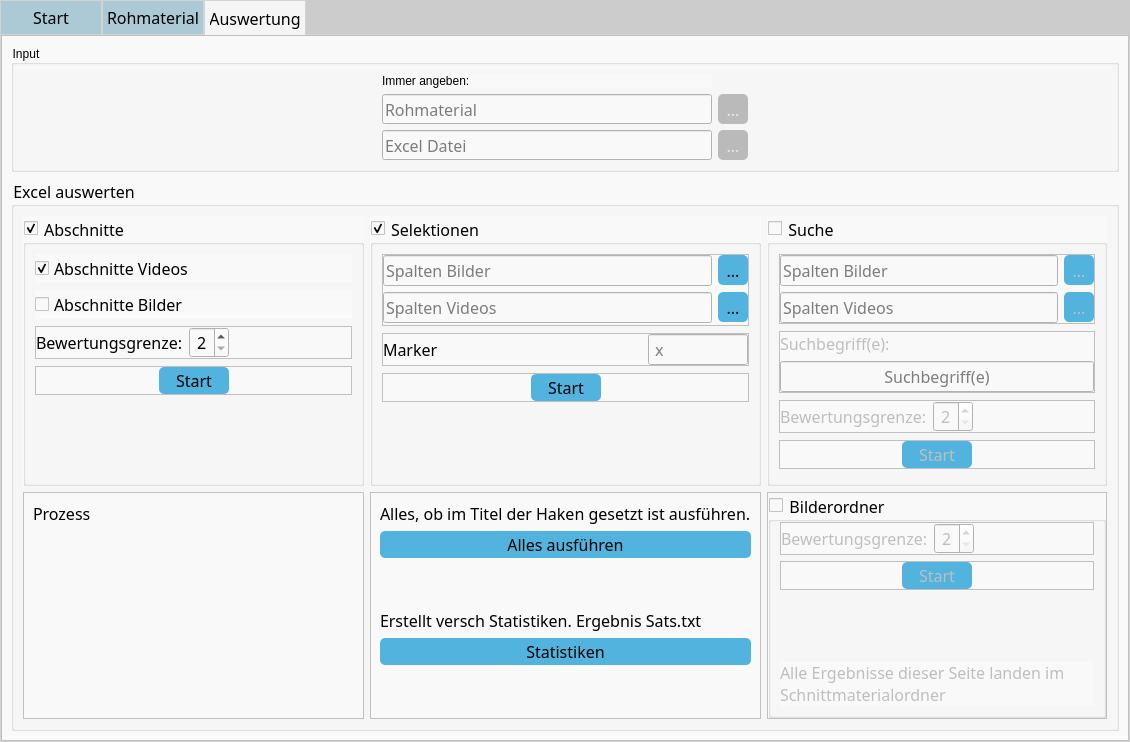
xtrilogis/ZLF_Sort_v2.0, file dev/gui/first_draft.ui: the form before one commit.
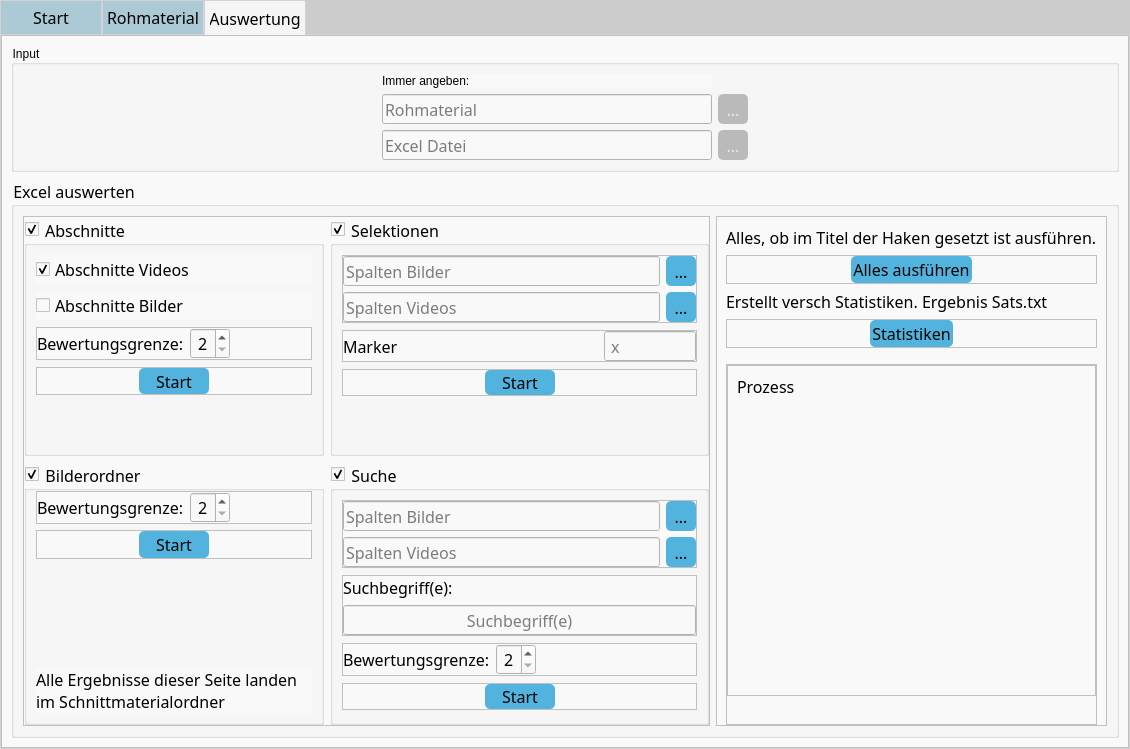
The form after the commit. The open tabs and pages were chosen to show the change. Icons and pictures are not drawn.

The edit to the form file:
```diff
--- a/dev/gui/first_draft.ui
+++ b/dev/gui/first_draft.ui
@@ -7,7 +7,7 @@
     <x>0</x>
     <y>0</y>
     <width>1130</width>
-    <height>736</height>
+    <height>749</height>
    </rect>
   </property>
   <property name="font">
@@ -160,6 +160,28 @@
     {
         background: none;
     }
+
+    QScrollBar::sub-line:horizontal
+    {
+		 background: none;
+
+    }
+
+    QScrollBar::add-line:horizontal
+    {
+		 background: none;
+
+    }
+
+    QScrollBar::up-arrow:horizontal, QScrollBar::down-arrow:horizontal
+    {
+        background: none;
+    }
+
+    QScrollBar::add-page:vertical, QScrollBar::sub-page:vertical
+    {
+        background: none;
+    }
 </string>
       </property>
       <property name="currentIndex">
@@ -2864,9 +2886,36 @@
              <property name="title">
               <string>Excel auswerten</string>
              </property>
+             <layout class="QHBoxLayout" name="horizontalLayout_25">
+              <item>
+               <widget class="QFrame" name="frame_26">
+                <property name="frameShape">
+                 <enum>QFrame::StyledPanel</enum>
+                </property>
+                <property name="frameShadow">
+                 <enum>QFrame::Raised</enum>
+                </property>
              <layout class="QGridLayout" name="gridLayout_3">
+                 <property name="leftMargin">
+                  <number>0</number>
+                 </property>
+                 <property name="topMargin">
+                  <number>0</number>
+                 </property>
+                 <property name="rightMargin">
+                  <number>0</number>
+                 </property>
+                 <property name="bottomMargin">
+                  <number>0</number>
+                 </property>
               <item row="0" column="0">
                <widget class="QGroupBox" name="section">
+                   <property name="sizePolicy">
+                    <sizepolicy hsizetype="Expanding" vsizetype="Preferred">
+                     <horstretch>0</horstretch>
+                     <verstretch>0</verstretch>
+                    </sizepolicy>
+                   </property>
                 <property name="font">
                  <font>
                   <family>Gill Sans Nova</family>
@@ -3539,7 +3588,262 @@
                 </layout>
                </widget>
               </item>
-              <item row="0" column="2">
+                 <item row="1" column="0">
+                  <widget class="QGroupBox" name="pictures_2">
+                   <property name="sizePolicy">
+                    <sizepolicy hsizetype="Preferred" vsizetype="Preferred">
+                     <horstretch>0</horstretch>
+                     <verstretch>0</verstretch>
+                    </sizepolicy>
+                   </property>
+                   <property name="font">
+                    <font>
+                     <family>Gill Sans Nova</family>
+                     <pointsize>12</pointsize>
+                     <weight>50</weight>
+                     <italic>false</italic>
+                     <bold>false</bold>
+                    </font>
+                   </property>
+                   <property name="toolTip">
+                    <string>Erstellt einen Ordner mit allen Bilder, die gleich oder besser als die Grenze bewertet wurden
+</string>
+                   </property>
+                   <property name="title">
+                    <string>Bilderordner</string>
+                   </property>
+                   <property name="checkable">
+                    <bool>true</bool>
+                   </property>
+                   <property name="checked">
+                    <bool>true</bool>
+                   </property>
+                   <layout class="QVBoxLayout" name="verticalLayout_15">
+                    <property name="topMargin">
+                     <number>0</number>
+                    </property>
+                    <item>
+                     <widget class="QFrame" name="frame_19">
+                      <property name="sizePolicy">
+                       <sizepolicy hsizetype="Expanding" vsizetype="Preferred">
+                        <horstretch>0</horstretch>
+                        <verstretch>0</verstretch>
+                       </sizepolicy>
+                      </property>
+                      <property name="frameShape">
+                       <enum>QFrame::StyledPanel</enum>
+                      </property>
+                      <property name="frameShadow">
+                       <enum>QFrame::Raised</enum>
+                      </property>
+                      <layout class="QHBoxLayout" name="horizontalLayout_20">
+                       <property name="leftMargin">
+                        <number>0</number>
+                       </property>
+                       <property name="topMargin">
+                        <number>0</number>
+                       </property>
+                       <property name="rightMargin">
+                        <number>0</number>
+                       </property>
+                       <property name="bottomMargin">
+                        <number>0</number>
+                       </property>
+                       <item>
+                        <widget class="QLabel" name="label_11">
+                         <property name="font">
+                          <font>
+                           <family>Gill Sans Nova</family>
+                           <pointsize>12</pointsize>
+                           <weight>50</weight>
+                           <italic>false</italic>
+                           <bold>false</bold>
+                          </font>
+                         </property>
+                         <property name="toolTip">
+                          <string>Nur Dateien mit einer höheren Bewertung werden kopiert.</string>
+                         </property>
+                         <property name="styleSheet">
+                          <string notr="true"/>
+                         </property>
+                         <property name="text">
+                          <string>Bewertungsgrenze:</string>
+                         </property>
+                        </widget>
+                       </item>
+                       <item>
+                        <widget class="QSpinBox" name="sp_rating_picturefolder_2">
+                         <property name="minimumSize">
+                          <size>
+                           <width>40</width>
+                           <height>0</height>
+                          </size>
+                         </property>
+                         <property name="maximumSize">
+                          <size>
+                           <width>50</width>
+                           <height>16777215</height>
+                          </size>
+                         </property>
+                         <property name="font">
+                          <font>
+                           <family>Gill Sans Nova</family>
+                           <pointsize>12</pointsize>
+                           <weight>50</weight>
+                           <italic>false</italic>
+                           <bold>false</bold>
+                          </font>
+                         </property>
+                         <property name="cursor">
+                          <cursorShape>PointingHandCursor</cursorShape>
+                         </property>
+                         <property name="toolTip">
+                          <string>Nur Dateien mit gleicher oder besserer Bewertung werden kopiert.</string>
+                         </property>
+                         <property name="styleSheet">
+                          <string notr="true"/>
+                         </property>
+                         <property name="alignment">
+                          <set>Qt::AlignCenter</set>
+                         </property>
+                         <property name="minimum">
+                          <number>2</number>
+                         </property>
+                         <property name="maximum">
+                          <number>7</number>
+                         </property>
+                        </widget>
+                       </item>
+                       <item>
+                        <spacer name="horizontalSpacer_36">
+                         <property name="orientation">
+                          <enum>Qt::Horizontal</enum>
+                         </property>
+                         <property name="sizeHint" stdset="0">
+                          <size>
+                           <width>40</width>
+                           <height>20</height>
+                          </size>
+                         </property>
+                        </spacer>
+                       </item>
+                      </layout>
+                     </widget>
+                    </item>
+                    <item>
+                     <widget class="QFrame" name="frame_18">
+                      <property name="sizePolicy">
+                       <sizepolicy hsizetype="Preferred" vsizetype="Preferred">
+                        <horstretch>0</horstretch>
+                        <verstretch>0</verstretch>
+                       </sizepolicy>
+                      </property>
+                      <property name="frameShape">
+                       <enum>QFrame::StyledPanel</enum>
+                      </property>
+                      <property name="frameShadow">
+                       <enum>QFrame::Raised</enum>
+                      </property>
+                      <layout class="QHBoxLayout" name="horizontalLayout_19">
+                       <property name="leftMargin">
+                        <number>0</number>
+                       </property>
+                       <property name="topMargin">
+                        <number>0</number>
+                       </property>
+                       <property name="rightMargin">
+                        <number>0</number>
+                       </property>
+                       <property name="bottomMargin">
+                        <number>0</number>
+                       </property>
+                       <item>
+                        <spacer name="horizontalSpacer_34">
+                         <property name="orientation">
+                          <enum>Qt::Horizontal</enum>
+                         </property>
+                         <property name="sizeHint" stdset="0">
+                          <size>
+                           <width>40</width>
+                           <height>20</height>
+                          </size>
+                         </property>
+                        </spacer>
+                       </item>
+                       <item>
+                        <widget class="QPushButton" name="pb_picturefolder">
+                         <property name="minimumSize">
+                          <size>
+                           <width>70</width>
+                           <height>0</height>
+                          </size>
+                         </property>
+                         <property name="font">
+                          <font>
+                           <family>Gill Sans Nova</family>
+                           <pointsize>12</pointsize>
+                           <weight>50</weight>
+                           <italic>false</italic>
+                           <bold>false</bold>
+                          </font>
+                         </property>
+                         <property name="toolTip">
+                          <string>Startet die Auswertung</string>
+                         </property>
+                         <property name="styleSheet">
+                          <string notr="true"/>
+                         </property>
+                         <property name="text">
+                          <string>Start</string>
+                         </property>
+                        </widget>
+                       </item>
+                       <item>
+                        <spacer name="horizontalSpacer_35">
+                         <property name="orientation">
+                          <enum>Qt::Horizontal</enum>
+                         </property>
+                         <property name="sizeHint" stdset="0">
+                          <size>
+                           <width>40</width>
+                           <height>20</height>
+                          </size>
+                         </property>
+                        </spacer>
+                       </item>
+                      </layout>
+                     </widget>
+                    </item>
+                    <item>
+                     <spacer name="verticalSpacer_5">
+                      <property name="orientation">
+                       <enum>Qt::Vertical</enum>
+                      </property>
+                      <property name="sizeHint" stdset="0">
+                       <size>
+                        <width>20</width>
+                        <height>40</height>
+                       </size>
+                      </property>
+                     </spacer>
+                    </item>
+                    <item>
+                     <widget class="QLabel" name="label_9">
+                      <property name="text">
+                       <string>Alle Ergebnisse dieser Seite landen im Schnittmaterialordner</string>
+                      </property>
+                      <property name="scaledContents">
+                       <bool>true</bool>
+                      </property>
+                      <property name="wordWrap">
+                       <bool>true</bool>
+                      </property>
+                     </widget>
+                    </item>
+                   </layout>
+                  </widget>
+                 </item>
+                 <item row="1" column="1">
                <widget class="QGroupBox" name="search">
                 <property name="maximumSize">
                  <size>
@@ -3567,7 +3871,7 @@
                  <bool>true</bool>
                 </property>
                 <property name="checked">
-                 <bool>false</bool>
+                    <bool>true</bool>
                 </property>
                 <layout class="QVBoxLayout" name="verticalLayout_12">
                  <property name="spacing">
@@ -4036,102 +4340,21 @@
                 </layout>
                </widget>
               </item>
-              <item row="1" column="0">
-               <widget class="QScrollArea" name="process_scrollArea_2">
-                <property name="sizePolicy">
-                 <sizepolicy hsizetype="MinimumExpanding" vsizetype="MinimumExpanding">
-                  <horstretch>0</horstretch>
-                  <verstretch>0</verstretch>
-                 </sizepolicy>
-                </property>
-                <property name="minimumSize">
-                 <size>
-                  <width>300</width>
-                  <height>41</height>
-                 </size>
-                </property>
-                <property name="styleSheet">
-                 <string notr="true"/>
-                </property>
-                <property name="frameShape">
-                 <enum>QFrame::StyledPanel</enum>
-                </property>
-                <property name="frameShadow">
-                 <enum>QFrame::Plain</enum>
-                </property>
-                <property name="midLineWidth">
-                 <number>0</number>
-                </property>
-                <property name="widgetResizable">
-                 <bool>true</bool>
-                </property>
-                <widget class="QWidget" name="scrollAreaWidgetContents_4">
-                 <property name="geometry">
-                  <rect>
-                   <x>0</x>
-                   <y>0</y>
-                   <width>345</width>
-                   <height>246</height>
-                  </rect>
-                 </property>
-                 <layout class="QVBoxLayout" name="verticalLayout_18">
-                  <item>
-                   <widget class="QLabel" name="print_label_util">
-                    <property name="font">
-                     <font>
-                      <family>Gill Sans Nova</family>
-                      <pointsize>12</pointsize>
-                      <weight>50</weight>
-                      <italic>false</italic>
-                      <bold>false</bold>
-                     </font>
-                    </property>
-                    <property name="toolTip">
-                     <string>Zeigt den aktuellen Arbeitsschritt an.</string>
-                    </property>
-                    <property name="styleSheet">
-                     <string notr="true"/>
-                    </property>
-                    <property name="text">
-                     <string>Prozess</string>
-                    </property>
-                    <property name="alignment">
-                     <set>Qt::AlignLeading|Qt::AlignLeft|Qt::AlignTop</set>
-                    </property>
-                   </widget>
-                  </item>
-                  <item>
-                   <widget class="QLabel" name="process_gif_label_2">
-                    <property name="maximumSize">
-                     <size>
-                      <width>63</width>
-                      <height>94</height>
-                     </size>
-                    </property>
-                    <property name="text">
-                     <string/>
-                    </property>
-                    <property name="scaledContents">
-                     <bool>true</bool>
-                    </property>
-                    <property name="alignment">
-                     <set>Qt::AlignCenter</set>
-                    </property>
-                   </widget>
-                  </item>
-                 </layout>
-                </widget>
-               </widget>
+                </layout>
+               </widget>
               </item>
-              <item row="1" column="1">
-               <widget class="QFrame" name="all">
+              <item>
+               <widget class="QFrame" name="frame_22">
                 <property name="frameShape">
                  <enum>QFrame::StyledPanel</enum>
                 </property>
                 <property name="frameShadow">
                  <enum>QFrame::Raised</enum>
                 </property>
-                <layout class="QVBoxLayout" name="verticalLayout_16">
+                <layout class="QVBoxLayout" name="verticalLayout_21">
+                 <property name="bottomMargin">
+                  <number>0</number>
+                 </property>
                  <item>
                   <widget class="QLabel" name="label_4">
                    <property name="text">
@@ -4140,24 +4363,73 @@
                   </widget>
                  </item>
                  <item>
+                  <widget class="QFrame" name="frame_27">
+                   <property name="sizePolicy">
+                    <sizepolicy hsizetype="Preferred" vsizetype="Preferred">
+                     <horstretch>0</horstretch>
+                     <verstretch>0</verstretch>
+                    </sizepolicy>
+                   </property>
+                   <property name="frameShape">
+                    <enum>QFrame::StyledPanel</enum>
+                   </property>
+                   <property name="frameShadow">
+                    <enum>QFrame::Raised</enum>
+                   </property>
+                   <layout class="QHBoxLayout" name="horizontalLayout_23">
+                    <property name="leftMargin">
+                     <number>0</number>
+                    </property>
+                    <property name="topMargin">
+                     <number>0</number>
+                    </property>
+                    <property name="rightMargin">
+                     <number>0</number>
+                    </property>
+                    <property name="bottomMargin">
+                     <number>0</number>
+                    </property>
+                    <item>
+                     <spacer name="horizontalSpacer_40">
+                      <property name="orientation">
+                       <enum>Qt::Horizontal</enum>
+                      </property>
+                      <property name="sizeHint" stdset="0">
+                       <size>
+                        <width>40</width>
+                        <height>20</height>
+                       </size>
+                      </property>
+                     </spacer>
+                    </item>
+                    <item>
                   <widget class="QPushButton" name="pb_util_all">
+                      <property name="minimumSize">
+                       <size>
+                        <width>0</width>
+                        <height>26</height>
+                       </size>
+                      </property>
                    <property name="text">
                     <string>Alles ausführen</string>
                    </property>
                   </widget>
                  </item>
                  <item>
-                  <spacer name="verticalSpacer_11">
+                     <spacer name="horizontalSpacer_41">
                    <property name="orientation">
-                    <enum>Qt::Vertical</enum>
+                       <enum>Qt::Horizontal</enum>
                    </property>
                    <property name="sizeHint" stdset="0">
                     <size>
-                     <width>20</width>
-                     <height>40</height>
+                        <width>60</width>
+                        <height>20</height>
                     </size>
                    </property>
                   </spacer>
+                    </item>
+                   </layout>
+                  </widget>
                  </item>
                  <item>
                   <widget class="QLabel" name="label_5">
@@ -4167,37 +4439,99 @@
                   </widget>
                  </item>
                  <item>
+                  <widget class="QFrame" name="frame_28">
+                   <property name="sizePolicy">
+                    <sizepolicy hsizetype="Preferred" vsizetype="Preferred">
+                     <horstretch>0</horstretch>
+                     <verstretch>0</verstretch>
+                    </sizepolicy>
+                   </property>
+                   <property name="frameShape">
+                    <enum>QFrame::StyledPanel</enum>
+                   </property>
+                   <property name="frameShadow">
+                    <enum>QFrame::Raised</enum>
+                   </property>
+                   <layout class="QHBoxLayout" name="horizontalLayout_24">
+                    <property name="leftMargin">
+                     <number>0</number>
+                    </property>
+                    <property name="topMargin">
+                     <number>0</number>
+                    </property>
+                    <property name="rightMargin">
+                     <number>0</number>
+                    </property>
+                    <property name="bottomMargin">
+                     <number>0</number>
+                    </property>
+                    <item>
+                     <spacer name="horizontalSpacer_42">
+                      <property name="orientation">
+                       <enum>Qt::Horizontal</enum>
+                      </property>
+                      <property name="sizeHint" stdset="0">
+                       <size>
+                        <width>40</width>
+                        <height>20</height>
+                       </size>
+                      </property>
+                     </spacer>
+                    </item>
+                    <item>
                   <widget class="QPushButton" name="pb_statistic">
+                      <property name="minimumSize">
+                       <size>
+                        <width>0</width>
+                        <height>26</height>
+                       </size>
+                      </property>
                    <property name="text">
                     <string>Statistiken</string>
                    </property>
                   </widget>
                  </item>
                  <item>
+                     <spacer name="horizontalSpacer_43">
+                      <property name="orientation">
+                       <enum>Qt::Horizontal</enum>
+                      </property>
+                      <property name="sizeHint" stdset="0">
+                       <size>
+                        <width>60</width>
+                        <height>20</height>
+                       </size>
+                      </property>
+                     </spacer>
+                    </item>
+                   </layout>
+                  </widget>
+                 </item>
+                 <item>
                   <spacer name="verticalSpacer_6">
                    <property name="orientation">
                     <enum>Qt::Vertical</enum>
                    </property>
+                   <property name="sizeType">
+                    <enum>QSizePolicy::Minimum</enum>
+                   </property>
                    <property name="sizeHint" stdset="0">
                     <size>
                      <width>20</width>
-                     <height>40</height>
+                     <height>10</height>
                     </size>
                    </property>
                   </spacer>
                  </item>
-                </layout>
-               </widget>
-              </item>
-              <item row="1" column="2">
-               <widget class="QFrame" name="picturefolder">
+                 <item>
+                  <widget class="QFrame" name="all">
                 <property name="frameShape">
                  <enum>QFrame::StyledPanel</enum>
                 </property>
                 <property name="frameShadow">
                  <enum>QFrame::Raised</enum>
                 </property>
-                <layout class="QHBoxLayout" name="horizontalLayout_23">
+                   <layout class="QVBoxLayout" name="verticalLayout_16">
                  <property name="leftMargin">
                   <number>0</number>
                  </property>
@@ -4211,68 +4545,46 @@
                   <number>0</number>
                  </property>
                  <item>
-                  <widget class="QGroupBox" name="pictures_2">
+                     <widget class="QScrollArea" name="process_scrollArea_2">
                    <property name="sizePolicy">
-                    <sizepolicy hsizetype="Preferred" vsizetype="Preferred">
+                       <sizepolicy hsizetype="MinimumExpanding" vsizetype="MinimumExpanding">
                      <horstretch>0</horstretch>
                      <verstretch>0</verstretch>
                     </sizepolicy>
                    </property>
-                   <property name="font">
-                    <font>
-                     <family>Gill Sans Nova</family>
-                     <pointsize>12</pointsize>
-                     <weight>50</weight>
-                     <italic>false</italic>
-                     <bold>false</bold>
-                    </font>
-                   </property>
-                   <property name="toolTip">
-                    <string>Erstellt einen Ordner mit allen Bilder, die gleich oder besser als die Grenze bewertet wurden
-</string>
-                   </property>
-                   <property name="title">
-                    <string>Bilderordner</string>
-                   </property>
-                   <property name="checkable">
+                      <property name="minimumSize">
+                       <size>
+                        <width>300</width>
+                        <height>41</height>
+                       </size>
+                      </property>
+                      <property name="styleSheet">
+                       <string notr="true"/>
+                      </property>
+                      <property name="frameShape">
+                       <enum>QFrame::StyledPanel</enum>
+                      </property>
+                      <property name="frameShadow">
+                       <enum>QFrame::Plain</enum>
+                      </property>
+                      <property name="midLineWidth">
+                       <number>0</number>
+                      </property>
+                      <property name="widgetResizable">
                     <bool>true</bool>
                    </property>
-                   <property name="checked">
-                    <bool>false</bool>
-                   </property>
-                   <layout class="QVBoxLayout" name="verticalLayout_15">
-                    <property name="topMargin">
-                     <number>0</number>
-                    </property>
+                      <widget class="QWidget" name="scrollAreaWidgetContents_4">
+                       <property name="geometry">
+                        <rect>
+                         <x>0</x>
+                         <y>0</y>
+                         <width>398</width>
+                         <height>334</height>
+                        </rect>
+                       </property>
+                       <layout class="QVBoxLayout" name="verticalLayout_18">
                     <item>
-                     <widget class="QFrame" name="frame_19">
-                      <property name="sizePolicy">
-                       <sizepolicy hsizetype="Expanding" vsizetype="Preferred">
-                        <horstretch>0</horstretch>
-                        <verstretch>0</verstretch>
-                       </sizepolicy>
-                      </property>
-                      <property name="frameShape">
-                       <enum>QFrame::StyledPanel</enum>
-                      </property>
-                      <property name="frameShadow">
-                       <enum>QFrame::Raised</enum>
-                      </property>
-                      <layout class="QHBoxLayout" name="horizontalLayout_20">
-                       <property name="leftMargin">
-                        <number>0</number>
-                       </property>
-                       <property name="topMargin">
-                        <number>0</number>
-                       </property>
-                       <property name="rightMargin">
-                        <number>0</number>
-                       </property>
-                       <property name="bottomMargin">
-                        <number>0</number>
-                       </property>
-                       <item>
-                        <widget class="QLabel" name="label_11">
+                         <widget class="QLabel" name="print_label_util">
                          <property name="font">
                           <font>
                            <family>Gill Sans Nova</family>
@@ -4289,176 +4601,33 @@
                           <string notr="true"/>
                          </property>
                          <property name="text">
-                          <string>Bewertungsgrenze:</string>
-                         </property>
+                           <string>Prozess</string>
+                          </property>
+                          <property name="alignment">
+                           <set>Qt::AlignLeading|Qt::AlignLeft|Qt::AlignTop</set>
+                          </property>
+                         </widget>
+                        </item>
+                       </layout>
+                      </widget>
                         </widget>
                        </item>
                        <item>
-                        <widget class="QSpinBox" name="sp_rating_picturefolder_2">
-                         <property name="minimumSize">
-                          <size>
-                           <width>40</width>
-                           <height>0</height>
-                          </size>
-                         </property>
+                     <widget class="QLabel" name="process_gif_label_2">
                          <property name="maximumSize">
                           <size>
-                           <width>50</width>
-                           <height>16777215</height>
-                          </size>
-                         </property>
-                         <property name="font">
-                          <font>
-                           <family>Gill Sans Nova</family>
-                           <pointsize>12</pointsize>
-                           <weight>50</weight>
-                           <italic>false</italic>
-                           <bold>false</bold>
-                          </font>
-                         </property>
-                         <property name="cursor">
-                          <cursorShape>PointingHandCursor</cursorShape>
-                         </property>
-                         <property name="toolTip">
-                          <string>Nur Dateien mit gleicher oder besserer Bewertung werden kopiert.</string>
-                         </property>
-                         <property name="styleSheet">
-                          <string notr="true"/>
-                         </property>
-                         <property name="alignment">
-                          <set>Qt::AlignCenter</set>
-                         </property>
-                         <property name="minimum">
-                          <number>2</number>
-                         </property>
-                         <property name="maximum">
-                          <number>7</number>
-                         </property>
-                        </widget>
-                       </item>
-                       <item>
-                        <spacer name="horizontalSpacer_36">
-                         <property name="orientation">
-                          <enum>Qt::Horizontal</enum>
-                         </property>
-                         <property name="sizeHint" stdset="0">
-                          <size>
-                           <width>40</width>
-                           <height>20</height>
-                          </size>
-                         </property>
-                        </spacer>
-                       </item>
-                      </layout>
-                     </widget>
-                    </item>
-                    <item>
-                     <widget class="QFrame" name="frame_18">
-                      <property name="sizePolicy">
-                       <sizepolicy hsizetype="Preferred" vsizetype="Preferred">
-                        <horstretch>0</horstretch>
-                        <verstretch>0</verstretch>
-                       </sizepolicy>
-                      </property>
-                      <property name="frameShape">
-                       <enum>QFrame::StyledPanel</enum>
-                      </property>
-                      <property name="frameShadow">
-                       <enum>QFrame::Raised</enum>
-                      </property>
-                      <layout class="QHBoxLayout" name="horizontalLayout_19">
-                       <property name="leftMargin">
-                        <number>0</number>
-                       </property>
-                       <property name="topMargin">
-                        <number>0</number>
-                       </property>
-                       <property name="rightMargin">
-                        <number>0</number>
-                       </property>
-                       <property name="bottomMargin">
-                        <number>0</number>
-                       </property>
-                       <item>
-                        <spacer name="horizontalSpacer_34">
-                         <property name="orientation">
-                          <enum>Qt::Horizontal</enum>
-                         </property>
-                         <property name="sizeHint" stdset="0">
-                          <size>
-                           <width>40</width>
-                           <height>20</height>
-                          </size>
-                         </property>
-                        </spacer>
-                       </item>
-                       <item>
-                        <widget class="QPushButton" name="pb_picturefolder">
-                         <property name="minimumSize">
-                          <size>
-                           <width>70</width>
-                           <height>0</height>
-                          </size>
-                         </property>
-                         <property name="font">
-                          <font>
-                           <family>Gill Sans Nova</family>
-                           <pointsize>12</pointsize>
-                           <weight>50</weight>
-                           <italic>false</italic>
-                           <bold>false</bold>
-                          </font>
-                         </property>
-                         <property name="toolTip">
-                          <string>Startet die Auswertung</string>
-                         </property>
-                         <property name="styleSheet">
-                          <string notr="true"/>
-                         </property>
+                        <width>63</width>
+                        <height>94</height>
+                       </size>
+                      </property>
                          <property name="text">
-                          <string>Start</string>
-                         </property>
-                        </widget>
-                       </item>
-                       <item>
-                        <spacer name="horizontalSpacer_35">
-                         <property name="orientation">
-                          <enum>Qt::Horizontal</enum>
-                         </property>
-                         <property name="sizeHint" stdset="0">
-                          <size>
-                           <width>40</width>
-                           <height>20</height>
-                          </size>
-                         </property>
-                        </spacer>
-                       </item>
-                      </layout>
-                     </widget>
-                    </item>
-                    <item>
-                     <spacer name="verticalSpacer_5">
-                      <property name="orientation">
-                       <enum>Qt::Vertical</enum>
-                      </property>
-                      <property name="sizeHint" stdset="0">
-                       <size>
-                        <width>20</width>
-                        <height>40</height>
-                       </size>
-                      </property>
-                     </spacer>
-                    </item>
-                    <item>
-                     <widget class="QLabel" name="label_9">
-                      <property name="text">
-                       <string>Alle Ergebnisse dieser Seite landen im Schnittmaterialordner</string>
+                       <string/>
                       </property>
                       <property name="scaledContents">
                        <bool>true</bool>
                       </property>
-                      <property name="wordWrap">
-                       <bool>true</bool>
+                      <property name="alignment">
+                       <set>Qt::AlignCenter</set>
                       </property>
                      </widget>
                     </item>
```
Left out of the diff: 220 changed lines with no effect on the pictures. Lines whose indentation alone changed are shown as unchanged.
